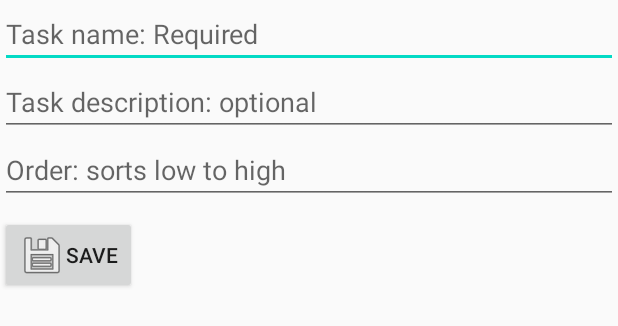
After one commit to GertScheers/TaskTimer, an Android app: the layout fragment_add_edit.xml on its own in the app's theme, with its tools: preview values and no code run, on a phone screen of 412 x 824 dp. The commit adds this screen. Shown: the top 326 px of the screen. Run offline under Robolectric (Android 15) with nearby library versions, the phone set to English and light mode, and no system bars.

Commit message:
Add/Edit fragment

```diff
--- a/app/src/main/java/com/gitje/tasktimer/FirstFragment.kt
+++ b/app/src/main/java/com/gitje/tasktimer/MainFragment.kt
@@ -11,21 +11,13 @@ import androidx.navigation.fragment.findNavController
 /**
  * A simple [Fragment] subclass as the default destination in the navigation.
  */
-class FirstFragment : Fragment() {
+class MainFragment : Fragment() {
 
     override fun onCreateView(
         inflater: LayoutInflater, container: ViewGroup?,
         savedInstanceState: Bundle?
     ): View? {
         // Inflate the layout for this fragment
-        return inflater.inflate(R.layout.fragment_first, container, false)
-    }
-
-    override fun onViewCreated(view: View, savedInstanceState: Bundle?) {
-        super.onViewCreated(view, savedInstanceState)
-
-        view.findViewById<Button>(R.id.button_first).setOnClickListener {
-            findNavController().navigate(R.id.action_FirstFragment_to_SecondFragment)
-        }
+        return inflater.inflate(R.layout.fragment_main, container, false)
     }
 }
--- a/app/src/main/res/layout/content_main.xml
+++ b/app/src/main/res/layout/content_main.xml
@@ -6,7 +6,7 @@
     app:layout_behavior="@string/appbar_scrolling_view_behavior">
 
     <include
-        layout="@layout/fragment_first"
+        layout="@layout/fragment_main"
         android:layout_width="wrap_content"
         android:layout_height="wrap_content"
         app:layout_constraintBottom_toBottomOf="parent"
--- /dev/null
+++ b/app/src/main/res/layout/fragment_add_edit.xml
@@ -0,0 +1,44 @@
+<?xml version="1.0" encoding="utf-8"?>
+<LinearLayout xmlns:android="http://schemas.android.com/apk/res/android"
+    android:layout_width="match_parent"
+    android:layout_height="match_parent"
+    android:orientation="vertical">
+
+    <EditText
+        android:id="@+id/addEdit_name"
+        android:layout_width="match_parent"
+        android:layout_height="wrap_content"
+        android:ems="10"
+        android:hint="@string/addEdit_name_hint"
+        android:inputType="textNoSuggestions"
+        android:maxLength="64"
+        android:importantForAutofill="no" />
+
+    <EditText
+        android:id="@+id/addEdit_description"
+        android:layout_width="match_parent"
+        android:layout_height="wrap_content"
+        android:ems="10"
+        android:hint="@string/addEdit_description_hint"
+        android:inputType="textMultiLine|textPersonName"
+        android:maxLength="256"
+        android:importantForAutofill="no" />
+
+    <EditText
+        android:id="@+id/addEdit_sortOrder"
+        android:layout_width="match_parent"
+        android:layout_height="wrap_content"
+        android:ems="10"
+        android:hint="@string/addEdit_sort_hint"
+        android:inputType="number"
+        android:maxLength="9"
+        android:importantForAutofill="no" />
+
+    <Button
+        android:id="@+id/addEdit_save"
+        android:layout_width="wrap_content"
+        android:layout_height="wrap_content"
+        android:layout_marginTop="8dp"
+        android:drawableStart="@android:drawable/ic_menu_save"
+        android:text="@string/addEdit_save_text" />
+</LinearLayout>
--- a/app/src/main/res/layout/fragment_first.xml
+++ b/app/src/main/res/layout/fragment_main.xml
@@ -4,7 +4,7 @@
     xmlns:tools="http://schemas.android.com/tools"
     android:layout_width="match_parent"
     android:layout_height="match_parent"
-    tools:context=".FirstFragment">
+    tools:context=".MainFragment">
 
     <TextView
         android:id="@+id/current_task"
--- a/app/src/main/res/navigation/nav_graph.xml
+++ b/app/src/main/res/navigation/nav_graph.xml
@@ -5,9 +5,9 @@
     android:id="@+id/nav_graph">
     <fragment
         android:id="@+id/FirstFragment"
-        android:name="com.gitje.tasktimer.FirstFragment"
+        android:name="com.gitje.tasktimer.MainFragment"
         android:label="@string/first_fragment_label"
-        tools:layout="@layout/fragment_first">
+        tools:layout="@layout/fragment_main">
 
         <action
             android:id="@+id/action_FirstFragment_to_SecondFragment"
--- a/app/src/main/res/values/strings.xml
+++ b/app/src/main/res/values/strings.xml
@@ -19,4 +19,8 @@
     <string name="no_task_selected_message">No task selected!</string>
     <string name="edit_button_description">Button to edit a task\'s detail</string>
     <string name="delete_button_description">Button to delete a task</string>
+    <string name="addEdit_name_hint">Task name: Required</string>
+    <string name="addEdit_description_hint">Task description: optional</string>
+    <string name="addEdit_sort_hint">Order: sorts low to high</string>
+    <string name="addEdit_save_text">Save</string>
 </resources>
```
